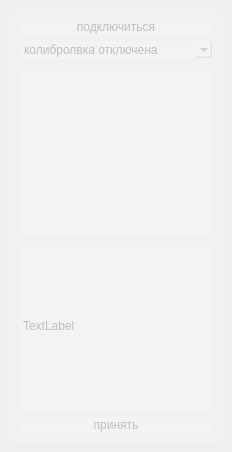
First picture: the form in main_window.ui, repository Suslik2005/new_modbus_aicontrol-project, before the edit.
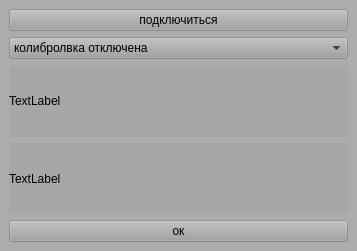
Second picture: the form after the edit.

Diff of the .ui file:
```diff
--- a/main_window.ui
+++ b/main_window.ui
@@ -2,36 +2,23 @@
 <ui version="4.0">
  <class>MainWindow</class>
  <widget class="QMainWindow" name="MainWindow">
-  <property name="enabled">
-   <bool>false</bool>
-  </property>
   <property name="geometry">
    <rect>
     <x>0</x>
     <y>0</y>
-    <width>230</width>
-    <height>452</height>
+    <width>357</width>
+    <height>251</height>
    </rect>
   </property>
   <property name="windowTitle">
    <string>modbus</string>
   </property>
   <property name="styleSheet">
-   <string notr="true">background-color: qlineargradient(spread:pad, x1:1, y1:1, x2:0, y2:0, stop:0 rgba(81, 0, 135, 255),
-rgba(41, 61, 132, 235), stop:1 rgba(155, 79, 165, 255));</string>
+   <string notr="true">background-color:  rgba(160,160,160, 130);</string>
   </property>
   <widget class="QWidget" name="centralwidget">
    <layout class="QHBoxLayout" name="horizontalLayout_2">
     <item>
-     <widget class="QFrame" name="balance_frame">
-      <property name="enabled">
-       <bool>false</bool>
-      </property>
-      <property name="styleSheet">
-       <string notr="true">background-color: rgba(255,255,255, 30);
-border: 1px solid rgba(255,255,255,40);
-border-radius: 7px;</string>
-      </property>
       <layout class="QVBoxLayout" name="verticalLayout">
        <item>
         <widget class="QPushButton" name="pushButton">
@@ -76,11 +63,8 @@
        </item>
        <item>
         <widget class="QLabel" name="label">
-         <property name="enabled">
-          <bool>false</bool>
-         </property>
          <property name="text">
-          <string/>
+         <string>TextLabel</string>
          </property>
         </widget>
        </item>
@@ -94,12 +78,11 @@
        <item>
         <widget class="QPushButton" name="pushButton_2">
          <property name="text">
-          <string>принять</string>
+         <string>ок</string>
          </property>
         </widget>
        </item>
       </layout>
-     </widget>
     </item>
    </layout>
   </widget>
```
Left out of the diff: 6 changed lines with no effect on the pictures. Lines whose indentation alone changed are shown as unchanged.
